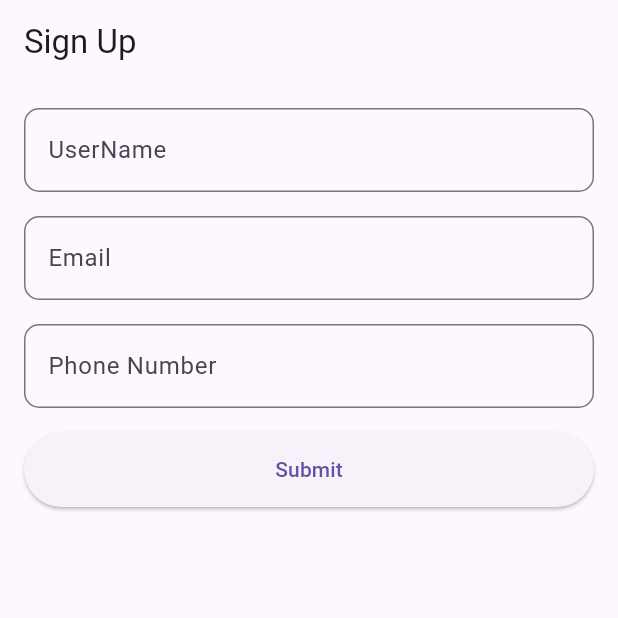
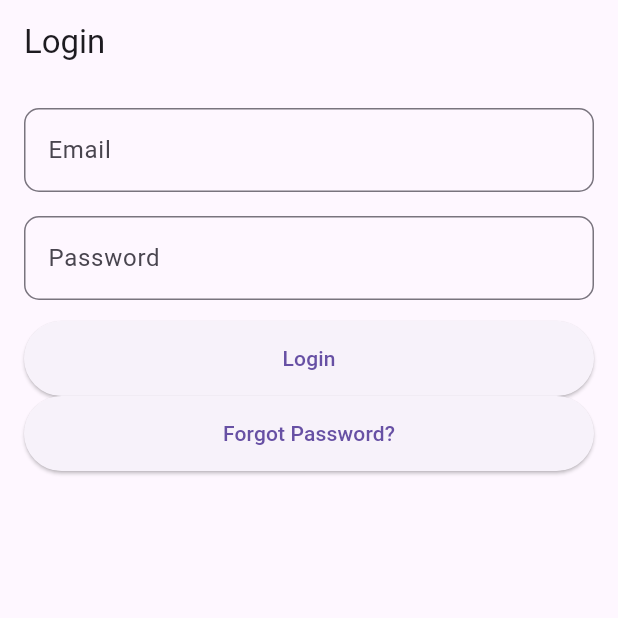
Before and after one commit to moonstruck2003/Daily-Expense-Tracker-Flutter, a Flutter app: the screen it shows after launch, on a phone screen of 412 x 824 dp, the top half of it. Run offline on Flutter 3.47's test engine with Material 3 defaults, Android fonts, the phone set to English and light mode, and no system bars.

Commit message:
login.cpp

```diff
--- /dev/null
+++ b/lib/log_in.dart
@@ -0,0 +1,72 @@
+import 'package:flutter/material.dart';
+
+final GlobalKey<FormState> _formKey = GlobalKey<FormState>();
+
+class LoginPage extends StatelessWidget {
+  const LoginPage({super.key});
+
+  void _submitForm() {
+    if (_formKey.currentState!.validate()) {
+    }
+  }
+
+  @override
+  Widget build(BuildContext context) {
+    return Scaffold(
+      appBar: AppBar(title: const Text("Login")),
+      body: Padding(
+        padding: const EdgeInsets.all(16.0),
+        child: Form(
+          key: _formKey,
+          child: Column(
+            children: [
+              TextFormField(
+                decoration: InputDecoration(
+                  labelText: 'Email',
+                  border: OutlineInputBorder(
+                    borderRadius: BorderRadius.circular(10),
+                  ),
+                ),
+                validator: (value) {
+                  if (value!.isEmpty) return 'Please enter an email';
+                  return null;
+                },
+              ),
+              SizedBox(height: 16.0),
+              TextFormField(
+                decoration: InputDecoration(
+                  labelText: 'Password',
+                  border: OutlineInputBorder(
+                    borderRadius: BorderRadius.circular(10),
+                  ),
+                ),
+                obscureText: true,
+                validator: (value) {
+                  if (value!.isEmpty) return 'Please enter a password';
+                  return null;
+                },
+              ),
+              SizedBox(height: 14.0),
+              Container(
+                height: 50,
+                width: double.infinity,
+                child: ElevatedButton(
+                  onPressed: _submitForm,
+                  child: Text("Login"),
+                ),
+              ),
+              Container(
+                height: 50,
+                width: double.infinity,
+                child: ElevatedButton(
+                  onPressed: _submitForm,
+                  child: Text("Forgot Password?"),
+                ),
+              ),
+            ],
+          ),
+        ),
+      ),
+    );
+  }
+}
--- a/lib/main.dart
+++ b/lib/main.dart
@@ -1,5 +1,6 @@
 import 'package:flutter/material.dart';
 import 'package:project_1/sign_up.dart';
+import 'package:project_1/log_in.dart';
 
 void main() {
   runApp(const MyApp());
@@ -19,7 +20,7 @@
       //   useMaterial3: true,
       // ),
       debugShowCheckedModeBanner: false,
-      home: MyForm(),
+      home: LoginPage(),
     );
   }
 }
```
